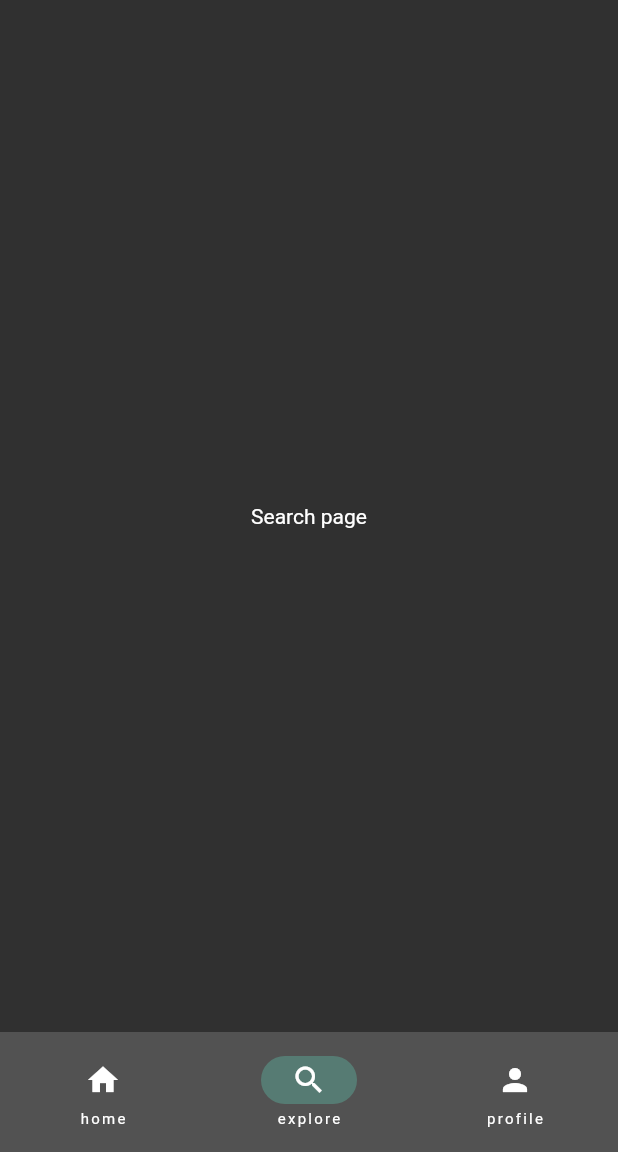
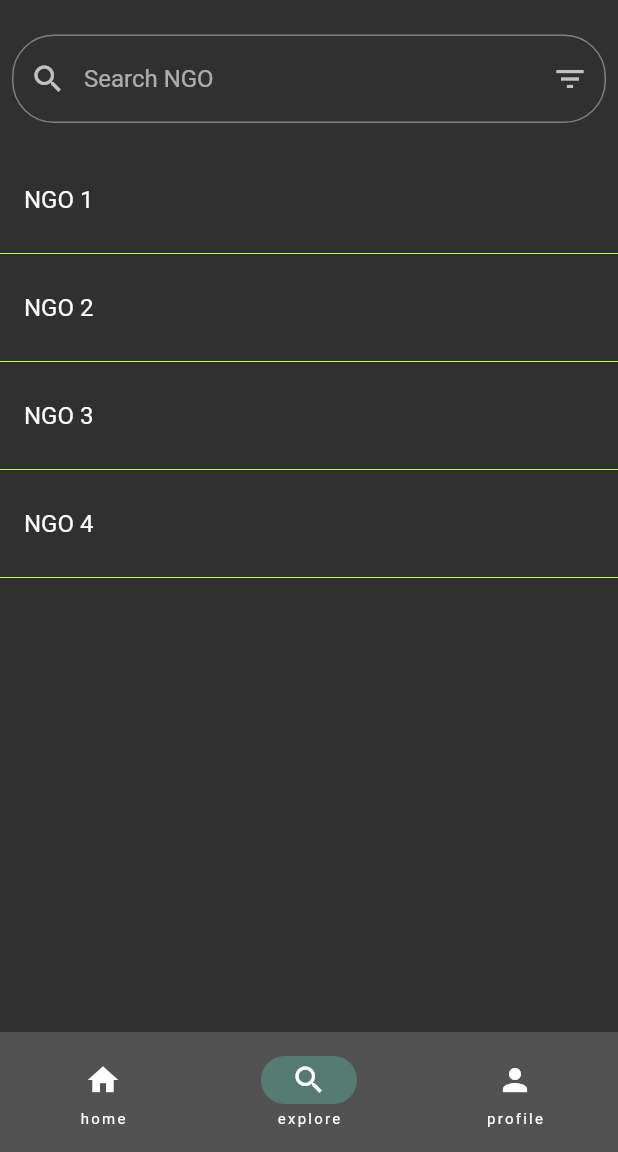
Before and after one commit to AbhishekSatpathy4848/TRINIT_594092-U801T4BE_DEV, a Flutter app: the screen it shows once a user with an empty profile is signed in, item 2 of the bottom bar chosen, on a phone screen of 412 x 824 dp, the part 84-1236 px from its top. Run offline on Flutter 3.47's test engine with Material 2 defaults, Android fonts, the phone set to English and light mode, and no system bars; our stand-ins replace firebase_auth, firebase_core; accounts and stored records are empty.

Commit message:
added basic UI for filter search page

```diff
--- a/lib/features/filter_search/filter_search_page.dart
+++ b/lib/features/filter_search/filter_search_page.dart
@@ -8,10 +8,85 @@ class FilterSearch extends StatefulWidget {
 }
 
 class _FilterSearchState extends State<FilterSearch> {
+  final _searchController = TextEditingController();
+  final _ngoList = ['NGO 1', 'NGO 2', 'NGO 3', 'NGO 4'];
+  String? _selectedNgo;
+
   @override
   Widget build(BuildContext context) {
-    return const Center(
-      child: Text('Search page'),
+    // return const Center(
+    //   child: Text('Search page'),
+    // );
+    return Scaffold(
+      body: Column(
+        children: <Widget>[
+          SizedBox(height: 15,),
+          Padding(
+            padding: const EdgeInsets.all(8.0),
+            child: TextField(
+              controller: _searchController,
+              decoration: InputDecoration(
+                prefixIcon: const Icon(Icons.search),
+                suffixIcon: IconButton(
+                  icon: const Icon(Icons.filter_list),
+                  onPressed: () {
+                    showModalBottomSheet(
+                      context: context,
+                      builder: (context) => Container(
+                        height: 200,
+                        child: Column(
+                          children: const <Widget>[
+                            ListTile(
+                              leading: Icon(Icons.filter_1),
+                              title: Text('Filter 1'),
+                            ),
+                            ListTile(
+                              leading: Icon(Icons.filter_2),
+                              title: Text('Filter 2'),
+                            ),
+                            ListTile(
+                              leading: Icon(Icons.filter_3),
+                              title: Text('Filter 3'),
+                            ),
+                          ],
+                        ),
+                      ),
+                    );
+                  },
+                ),
+                hintText: 'Search NGO',
+                border: const OutlineInputBorder(
+                  borderRadius: BorderRadius.all(Radius.circular(28.0)),
+                ),
+              ),
+            ),
+          ),
+          SizedBox(height: 15,),
+          Expanded(
+            child: ListView.builder(
+              itemCount: _ngoList.length,
+              itemBuilder: (context, index) {
+                return Column(
+                  children: [
+                    ListTile(
+                      title: Text(_ngoList[index]),
+                      onTap: () {
+                        setState(() {
+                          _selectedNgo = _ngoList[index];
+                        });
+                      },
+                      selected: _ngoList[index] == _selectedNgo,
+                    ),
+                    const Divider(
+                      color: Colors.lightGreenAccent,
+                    )
+                  ],
+                );
+              },
+            ),
+          ),
+        ],
+      ),
     );
   }
 }
```
